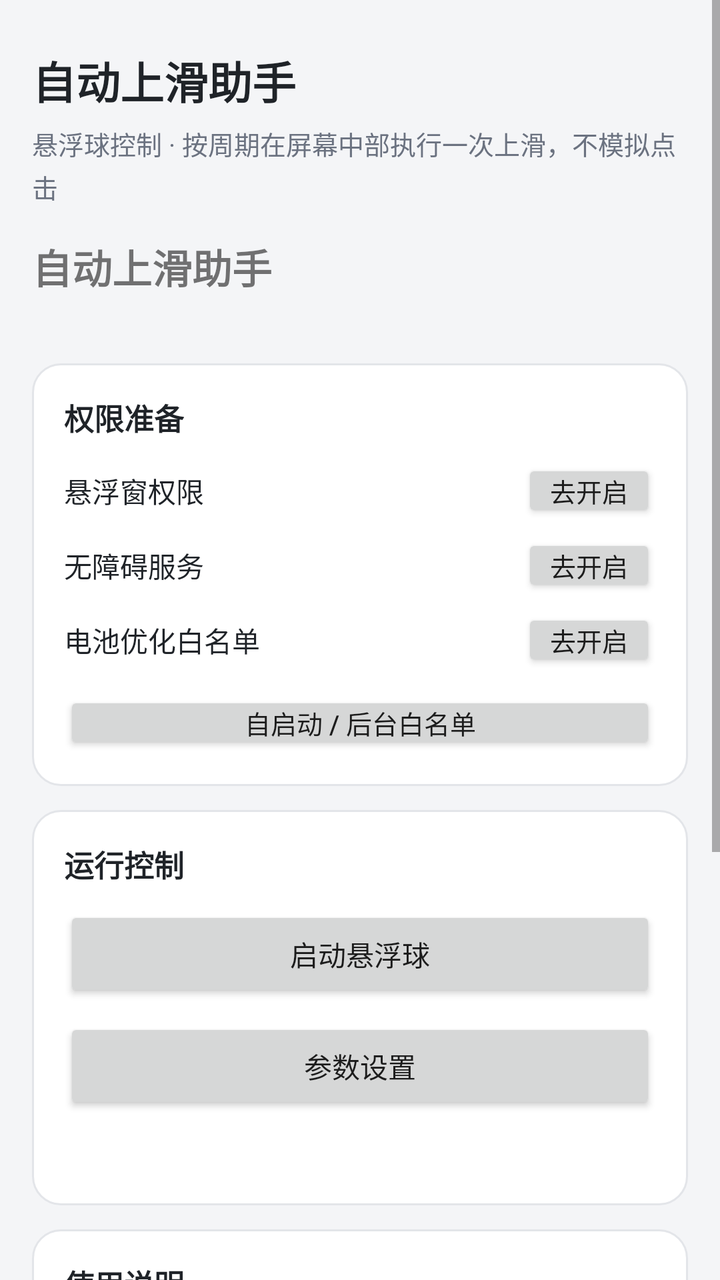
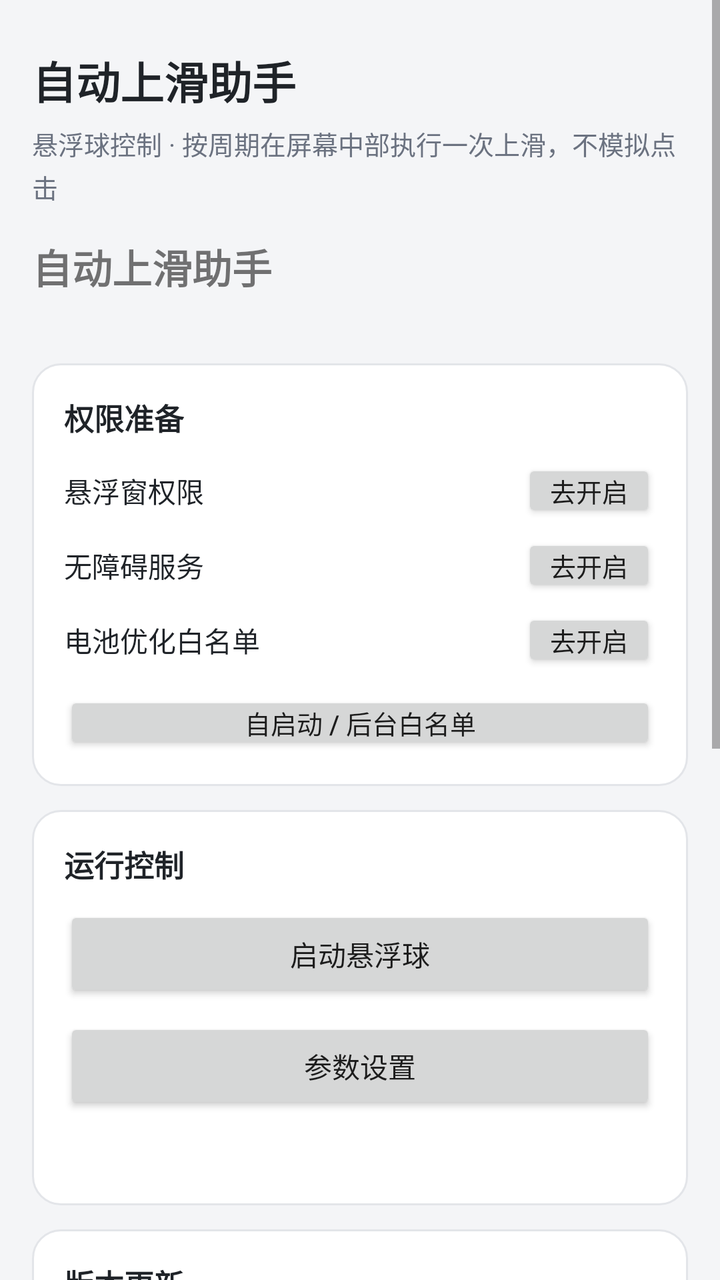

Compare the two renders of this Android layout. The source of the first and the diff that turns it into the second are given below.
<!-- AndroidManifest.xml: application theme AppTheme -->
<!-- res/layout/activity_main.xml -->
<?xml version="1.0" encoding="utf-8"?>
<ScrollView xmlns:android="http://schemas.android.com/apk/res/android"
    android:layout_width="match_parent"
    android:layout_height="match_parent"
    android:background="@color/bg"
    android:fillViewport="true">

    <LinearLayout
        android:layout_width="match_parent"
        android:layout_height="wrap_content"
        android:orientation="vertical"
        android:paddingLeft="16dp"
        android:paddingRight="16dp"
        android:paddingTop="24dp"
        android:paddingBottom="28dp">

        <TextView
            android:layout_width="wrap_content"
            android:layout_height="wrap_content"
            android:text="@string/title_main"
            android:textColor="@color/text_primary"
            android:textSize="22sp"
            android:textStyle="bold" />

        <TextView
            android:layout_width="match_parent"
            android:layout_height="wrap_content"
            android:layout_marginTop="6dp"
            android:text="@string/subtitle_main"
            style="@style/Body" />

        <TextView
            android:id="@+id/tv_state"
            android:layout_width="match_parent"
            android:layout_height="wrap_content"
            android:layout_marginTop="16dp"
            android:textSize="20sp"
            android:textStyle="bold"
            android:text="@string/title_main" />

        <TextView
            android:id="@+id/tv_reason"
            android:layout_width="match_parent"
            android:layout_height="wrap_content"
            android:layout_marginTop="4dp"
            style="@style/Body" />

        
        <LinearLayout
            android:id="@+id/layout_fix"
            android:layout_width="match_parent"
            android:layout_height="wrap_content"
            android:layout_marginTop="12dp"
            android:background="@drawable/bg_alert_card"
            android:orientation="vertical"
            android:padding="16dp"
            android:visibility="gone">

            <TextView
                android:layout_width="wrap_content"
                android:layout_height="wrap_content"
                android:text="@string/fix_title"
                android:textColor="@color/state_bad"
                android:textSize="15sp"
                android:textStyle="bold" />

            <TextView
                android:id="@+id/tv_fix_desc"
                android:layout_width="match_parent"
                android:layout_height="wrap_content"
                android:layout_marginTop="8dp"
                style="@style/Body"
                android:text="@string/fix_desc_manual" />

            <Button
                android:id="@+id/btn_auto_heal"
                android:layout_width="match_parent"
                android:layout_height="wrap_content"
                android:layout_marginTop="12dp"
                android:text="@string/btn_auto_heal" />

            <Button
                android:id="@+id/btn_manual_open"
                android:layout_width="match_parent"
                android:layout_height="wrap_content"
                android:layout_marginTop="8dp"
                android:text="@string/btn_manual_open" />

            <TextView
                android:id="@+id/tv_adb_status"
                android:layout_width="match_parent"
                android:layout_height="wrap_content"
                android:layout_marginTop="12dp"
                style="@style/Body"
                android:text="@string/adb_not_granted" />

            <TextView
                android:layout_width="match_parent"
                android:layout_height="wrap_content"
                android:layout_marginTop="10dp"
                style="@style/Body"
                android:text="@string/adb_hint_label" />

            <TextView
                android:id="@+id/tv_adb_command"
                android:layout_width="match_parent"
                android:layout_height="wrap_content"
                android:layout_marginTop="6dp"
                android:background="@drawable/bg_code"
                android:padding="10dp"
                android:text="@string/adb_command"
                android:textColor="@color/text_primary"
                android:textIsSelectable="true"
                android:textSize="12sp"
                android:typeface="monospace" />

            <TextView
                android:layout_width="match_parent"
                android:layout_height="wrap_content"
                android:layout_marginTop="10dp"
                style="@style/Body"
                android:text="@string/adb_hint_restricted" />

            <TextView
                android:layout_width="match_parent"
                android:layout_height="wrap_content"
                android:layout_marginTop="8dp"
                style="@style/Body"
                android:text="@string/adb_hint_keepalive" />

            <Button
                android:id="@+id/btn_app_info"
                style="@style/MiniButton"
                android:layout_width="match_parent"
                android:layout_height="wrap_content"
                android:layout_marginTop="10dp"
                android:text="@string/btn_app_info" />
        </LinearLayout>

        
        <LinearLayout style="@style/Card">

            <TextView
                style="@style/CardTitle"
                android:layout_width="wrap_content"
                android:layout_height="wrap_content"
                android:text="@string/group_permission" />

            <LinearLayout
                android:layout_width="match_parent"
                android:layout_height="wrap_content"
                android:layout_marginTop="10dp"
                android:gravity="center_vertical"
                android:orientation="horizontal">

                <TextView
                    android:id="@+id/tv_overlay_status"
                    style="@style/RowName"
                    android:text="@string/row_overlay" />

                <Button
                    android:id="@+id/btn_overlay"
                    style="@style/MiniButton"
                    android:layout_width="wrap_content"
                    android:layout_height="wrap_content"
                    android:text="@string/btn_grant" />
            </LinearLayout>

            <LinearLayout
                android:layout_width="match_parent"
                android:layout_height="wrap_content"
                android:layout_marginTop="6dp"
                android:gravity="center_vertical"
                android:orientation="horizontal">

                <TextView
                    android:id="@+id/tv_accessibility_status"
                    style="@style/RowName"
                    android:text="@string/row_accessibility" />

                <Button
                    android:id="@+id/btn_accessibility"
                    style="@style/MiniButton"
                    android:layout_width="wrap_content"
                    android:layout_height="wrap_content"
                    android:text="@string/btn_grant" />
            </LinearLayout>

            <LinearLayout
                android:layout_width="match_parent"
                android:layout_height="wrap_content"
                android:layout_marginTop="6dp"
                android:gravity="center_vertical"
                android:orientation="horizontal">

                <TextView
                    android:id="@+id/tv_battery_status"
                    style="@style/RowName"
                    android:text="@string/row_battery" />

                <Button
                    android:id="@+id/btn_battery"
                    style="@style/MiniButton"
                    android:layout_width="wrap_content"
                    android:layout_height="wrap_content"
                    android:text="@string/btn_grant" />
            </LinearLayout>

            <Button
                android:id="@+id/btn_autostart"
                style="@style/MiniButton"
                android:layout_width="match_parent"
                android:layout_height="wrap_content"
                android:layout_marginTop="10dp"
                android:text="@string/btn_autostart" />
        </LinearLayout>

        
        <LinearLayout style="@style/Card">

            <TextView
                style="@style/CardTitle"
                android:layout_width="wrap_content"
                android:layout_height="wrap_content"
                android:text="@string/group_control" />

            <Button
                android:id="@+id/btn_ball"
                android:layout_width="match_parent"
                android:layout_height="wrap_content"
                android:layout_marginTop="10dp"
                android:text="@string/btn_start_ball" />

            <Button
                android:id="@+id/btn_settings"
                android:layout_width="match_parent"
                android:layout_height="wrap_content"
                android:layout_marginTop="8dp"
                android:text="@string/btn_settings" />

            <TextView
                android:id="@+id/tv_screen"
                android:layout_width="match_parent"
                android:layout_height="wrap_content"
                android:layout_marginTop="12dp"
                style="@style/Body" />
        </LinearLayout>

        
        <LinearLayout style="@style/Card">

            <TextView
                style="@style/CardTitle"
                android:layout_width="wrap_content"
                android:layout_height="wrap_content"
                android:text="@string/label_note" />

            <TextView
                android:layout_width="match_parent"
                android:layout_height="wrap_content"
                android:layout_marginTop="8dp"
                style="@style/Body"
                android:text="@string/note_text" />
        </LinearLayout>
    </LinearLayout>
</ScrollView>
<!-- resources referenced by this layout -->
<resources>
  <color name="bg">#F4F5F7</color>
  <color name="state_bad">#DC2626</color>
  <color name="text_primary">#1F2328</color>
  <!-- drawable bg_alert_card (drawable) -->
  <?xml version="1.0" encoding="utf-8"?>
  <shape xmlns:android="http://schemas.android.com/apk/res/android"
      android:shape="rectangle">
      <solid android:color="#FDECEC" />
      <corners android:radius="14dp" />
      <stroke android:width="1dp" android:color="#E9A0A0" />
  </shape>
  <!-- drawable bg_code (drawable) -->
  <?xml version="1.0" encoding="utf-8"?>
  <shape xmlns:android="http://schemas.android.com/apk/res/android"
      android:shape="rectangle">
      <solid android:color="#F1F3F5" />
      <corners android:radius="8dp" />
      <stroke android:width="1dp" android:color="@color/stroke" />
  </shape>
  <string name="adb_command">adb shell pm grant com.autoswipe.ball android.permission.WRITE_SECURE_SETTINGS</string>
  <string name="adb_hint_keepalive">预防大于修复：在最近任务里给本应用「加锁」（上滑调出多任务 → 下拉卡片 → 点锁图标），「一键清理」就不会杀掉它，无障碍也就不会被关掉。</string>
  <string name="adb_hint_label">一次性授权方法（电脑上执行一次即可，之后长期有效）：</string>
  <string name="adb_hint_restricted">提示：从浏览器/文件管理器侧载安装的应用，Android 13 起无障碍开关可能被「受限设置」拦住（开关点不动）。到应用详情右上角菜单点「允许受限设置」即可解除。</string>
  <string name="adb_not_granted">当前未获授权：不影响正常使用，只是每次被清理后需要手动开一下无障碍。</string>
  <string name="btn_app_info">查看应用详情</string>
  <string name="btn_auto_heal">一键自动恢复</string>
  <string name="btn_autostart">自启动 / 后台白名单</string>
  <string name="btn_grant">去开启</string>
  <string name="btn_manual_open">手动开启（直接跳到本服务开关）</string>
  <string name="btn_settings">参数设置</string>
  <string name="btn_start_ball">启动悬浮球</string>
  <string name="fix_desc_manual">系统清理后台时（一键清理 / 强行停止 / 省电策略杀进程）会把无障碍服务一起关掉，这是 Android 的行为，不是插件的 bug。点「手动开启」会直接跳到本服务的开关页；或者做一次下面的 ADB 授权，以后就能自动恢复、不用再管。</string>
  <string name="fix_title">无障碍服务被系统关掉了</string>
  <string name="group_control">运行控制</string>
  <string name="group_permission">权限准备</string>
  <string name="label_note">使用说明</string>
  <string name="note_text">1. 依次开启上方三项权限；iQOO / vivo（OriginOS）请额外进入「自启动 / 后台高耗电」白名单，避免服务被清理。\n2. 点击「启动悬浮球」，悬浮球默认出现在屏幕右侧偏上位置，可长按拖动。\n3. 单击悬浮球开始运行（绿色，显示倒计时环）；再次单击暂停（琥珀色）。\n4. 双击悬浮球退出；也可在通知栏点「退出」。\n5. 无障碍被关闭或悬浮窗权限被回收时，悬浮球变红并提示原因，处理后单击悬浮球即可恢复。\n6. 本插件仅注入上滑手势，不读取屏幕内容、不模拟点击、不依赖 Root。</string>
  <string name="row_accessibility">无障碍服务</string>
  <string name="row_battery">电池优化白名单</string>
  <string name="row_overlay">悬浮窗权限</string>
  <string name="subtitle_main">悬浮球控制 · 按周期在屏幕中部执行一次上滑，不模拟点击</string>
  <string name="title_main">自动上滑助手</string>
  <style name="Body">
          <item name="android:textSize">13sp</item>
          <item name="android:textColor">@color/text_secondary</item>
          <item name="android:lineSpacingExtra">3dp</item>
      </style>
  <style name="CardTitle">
          <item name="android:textSize">15sp</item>
          <item name="android:textStyle">bold</item>
          <item name="android:textColor">@color/text_primary</item>
      </style>
  <style name="RowName">
          <item name="android:layout_width">0dp</item>
          <item name="android:layout_height">wrap_content</item>
          <item name="android:layout_weight">1</item>
          <item name="android:textSize">14sp</item>
          <item name="android:textColor">@color/text_primary</item>
      </style>
  <color name="stroke">#E3E5E9</color>
  <color name="text_secondary">#6B7280</color>
  <!-- drawable bg_card (drawable) -->
  <?xml version="1.0" encoding="utf-8"?>
  <shape xmlns:android="http://schemas.android.com/apk/res/android"
      android:shape="rectangle">
      <solid android:color="@color/card" />
      <corners android:radius="14dp" />
      <stroke android:width="1dp" android:color="@color/stroke" />
  </shape>
  <color name="brand">#2563EB</color>
  <color name="brand_dark">#1D4ED8</color>
  <color name="card">#FFFFFF</color>
  <!-- unchanged entries left out for length: 3 -->
</resources>

<!-- the commit's change to res/layout/activity_main.xml (unified diff, before → after) -->
@@ -253,6 +253,47 @@
                 style="@style/CardTitle"
                 android:layout_width="wrap_content"
                 android:layout_height="wrap_content"
+                android:text="@string/update_group_title" />
+
+            <TextView
+                android:id="@+id/tv_update_current"
+                style="@style/Body"
+                android:layout_width="match_parent"
+                android:layout_height="wrap_content"
+                android:layout_marginTop="8dp" />
+
+            <TextView
+                android:id="@+id/tv_update_status"
+                style="@style/Body"
+                android:layout_width="match_parent"
+                android:layout_height="wrap_content"
+                android:layout_marginTop="6dp"
+                android:visibility="gone" />
+
+            <TextView
+                android:id="@+id/tv_update_notes"
+                style="@style/Body"
+                android:layout_width="match_parent"
+                android:layout_height="wrap_content"
+                android:layout_marginTop="6dp"
+                android:visibility="gone" />
+
+            <Button
+                android:id="@+id/btn_check_update"
+                style="@style/MiniButton"
+                android:layout_width="match_parent"
+                android:layout_height="wrap_content"
+                android:layout_marginTop="10dp"
+                android:text="@string/btn_check_update" />
+        </LinearLayout>
+
+        
+        <LinearLayout style="@style/Card">
+
+            <TextView
+                style="@style/CardTitle"
+                android:layout_width="wrap_content"
+                android:layout_height="wrap_content"
                 android:text="@string/label_note" />
 
             <TextView
<!-- resource entries referenced after the edit -->
@@ -27,6 +27,7 @@
   <string name="btn_app_info">查看应用详情</string>
   <string name="btn_auto_heal">一键自动恢复</string>
   <string name="btn_autostart">自启动 / 后台白名单</string>
+  <string name="btn_check_update">检查更新</string>
   <string name="btn_grant">去开启</string>
   <string name="btn_manual_open">手动开启（直接跳到本服务开关）</string>
   <string name="btn_settings">参数设置</string>
@@ -42,6 +43,7 @@
   <string name="row_overlay">悬浮窗权限</string>
   <string name="subtitle_main">悬浮球控制 · 按周期在屏幕中部执行一次上滑，不模拟点击</string>
   <string name="title_main">自动上滑助手</string>
+  <string name="update_group_title">版本更新</string>
   <style name="Body">
           <item name="android:textSize">13sp</item>
           <item name="android:textColor">@color/text_secondary</item>
